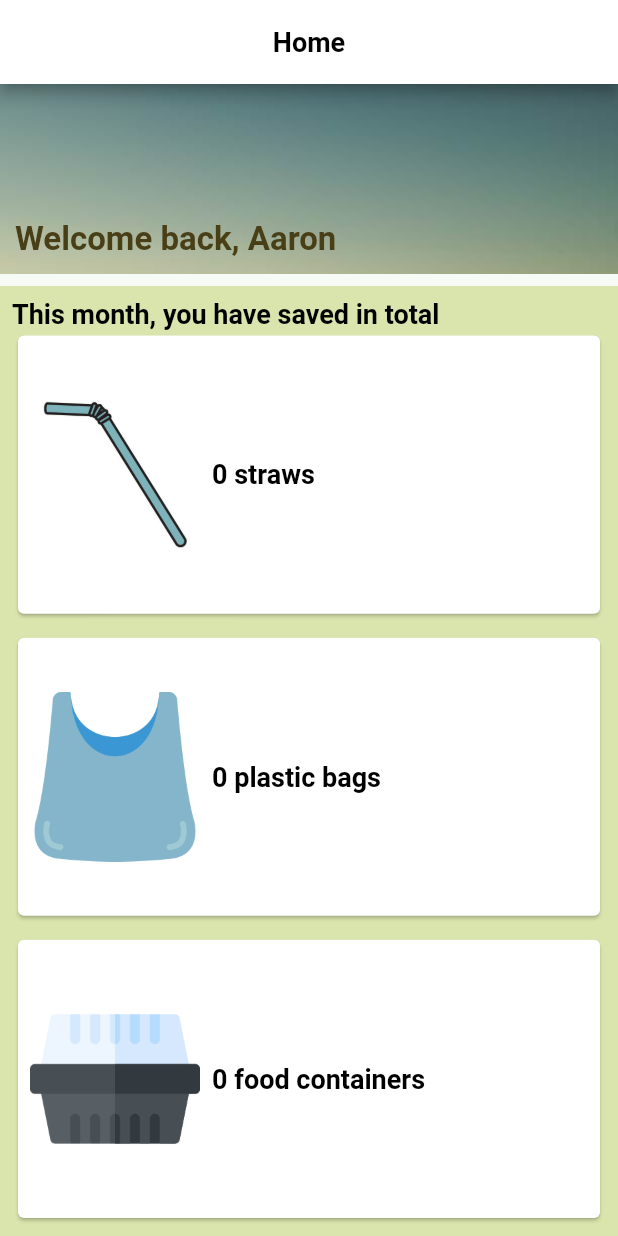
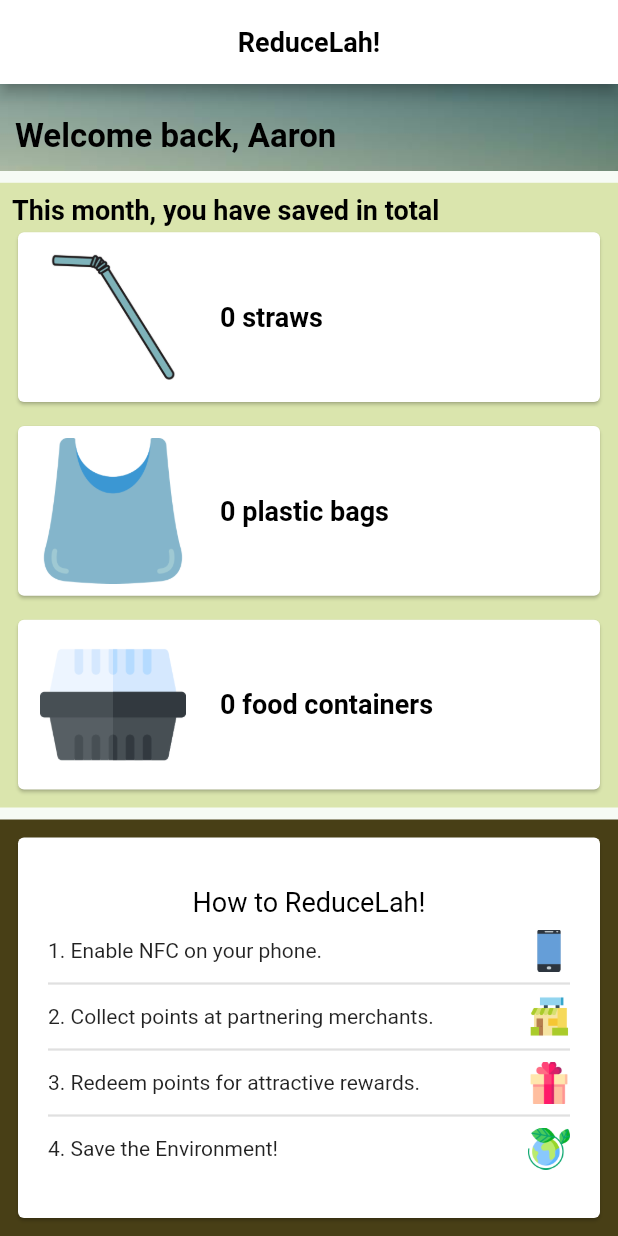
Before and after one commit to daniellimws/ReduceLah, a Flutter app: the DashboardTab screen opened directly, on a phone screen of 412 x 824 dp. Run offline on Flutter 3.47's test engine with Material 2 defaults, Android fonts, the light colour scheme and no system bars; our stand-ins replace cloud_firestore, firebase_auth, flare_flutter, flutter_icons, google_sign_in; missing offline and left inert: esys_flutter_share, nfc_in_flutter; accounts and stored records are empty.

Commit message:
Finish basic layout for dashboard

```diff
--- a/lib/tabs/dashboard_tab.dart
+++ b/lib/tabs/dashboard_tab.dart
@@ -1,3 +1,4 @@
+import 'package:flutter/cupertino.dart';
 import 'package:flutter/material.dart';
 
 const UserName = "Aaron";
@@ -23,7 +24,7 @@ class _DashboardTabState extends State<DashboardTab> {
       backgroundColor: Color(0xFFF6FBF5),
       appBar: AppBar(
         title: Text(
-          'Home',
+          'ReduceLah!',
           style: TextStyle(
               color: Colors.black, fontWeight: FontWeight.bold, fontSize: 18),
         ),
@@ -36,7 +37,7 @@ class _DashboardTabState extends State<DashboardTab> {
           mainAxisSize: MainAxisSize.min,
           children: <Widget>[
             Expanded(
-              flex: 1,
+              flex: 5,
               child: Container(
                 padding: EdgeInsets.all(10.0),
                 alignment: Alignment.bottomLeft,
@@ -46,17 +47,23 @@ class _DashboardTabState extends State<DashboardTab> {
                     fit: BoxFit.cover
                   ),
                 ),
-                child: Text(
-                  "Welcome back, $UserName",
-                  style: TextStyle(
-                      color: Color(0xFF483f16), fontWeight: FontWeight.bold, fontSize: 22
-                  ),
+                child: Row(
+                  mainAxisAlignment: MainAxisAlignment.spaceBetween,
+                  children: <Widget>[
+                    Text(
+                      "Welcome back, $UserName",
+                      style: TextStyle(
+                          color: Colors.black, fontWeight: FontWeight.bold, fontSize: 22
+                      ),
+                    ),
+                    /// add Profile Picture here
+                  ],
                 ),
               ),
             ),
             SizedBox(height: 8.0),
             Expanded(
-              flex: 5,
+              flex: 36,
               child: Container(
                 padding: EdgeInsets.all(8.0),
                 color: Color(0xFFdae5ad),
@@ -82,6 +89,7 @@ class _DashboardTabState extends State<DashboardTab> {
                                   child: Image.asset("assets/icons/straw.jpg"),
                                 ),
                               ),
+                              SizedBox(width: 8.0,),
                               Expanded(
                                 flex: 2,
                                 child: Text(
@@ -109,6 +117,7 @@ class _DashboardTabState extends State<DashboardTab> {
                                   child: Image.asset("assets/icons/bag.png"),
                                 ),
                               ),
+                              SizedBox(width: 8.0,),
                               Expanded(
                                 flex: 2,
                                 child: Text(
@@ -136,6 +145,7 @@ class _DashboardTabState extends State<DashboardTab> {
                                   child: Image.asset("assets/icons/take-away.png"),
                                 ),
                               ),
+                              SizedBox(width: 8.0,),
                               Expanded(
                                 flex: 2,
                                 child: Text(
@@ -152,6 +162,61 @@ class _DashboardTabState extends State<DashboardTab> {
                 ),
               ),
             ),
+            SizedBox(height: 8.0),
+            Expanded(
+              flex: 24,
+              child: Container(
+                padding: EdgeInsets.all(8.0),
+                color: Color(0xFF483f16),
+                constraints: BoxConstraints.expand(),
+                child: Card(
+                  child: Padding(
+                    padding: const EdgeInsets.all(20.0),
+                    child: Column(
+                      crossAxisAlignment: CrossAxisAlignment.stretch,
+                      mainAxisAlignment: MainAxisAlignment.center,
+                      children: <Widget>[
+                        Padding(
+                          padding: const EdgeInsets.fromLTRB(8.0, 0.0, 8.0, 8.0),
+                          child: Center(child: Text("How to ReduceLah!", style: TextStyle(color: Colors.black, fontSize: 18),)),
+                        ),
+                        Row(
+                          mainAxisAlignment: MainAxisAlignment.spaceBetween,
+                          children: <Widget>[
+                            Text("1. Enable NFC on your phone."),
+                            SizedBox(height: 28.0, width: 28.0, child: Image.asset("assets/icons/smartphone.png"),)
+                          ],
+                        ),
+                        Divider(thickness: 1.5,),
+                        Row(
+                          mainAxisAlignment: MainAxisAlignment.spaceBetween,
+                          children: <Widget>[
+                            Text("2. Collect points at partnering merchants."),
+                            SizedBox(height: 28.0, width: 28.0, child: Image.asset("assets/icons/commerce.png"),)
+                          ],
+                        ),
+                        Divider(thickness: 1.5,),
+                        Row(
+                          mainAxisAlignment: MainAxisAlignment.spaceBetween,
+                          children: <Widget>[
+                            Text("3. Redeem points for attractive rewards."),
+                            SizedBox(height: 28.0, width: 28.0, child: Image.asset("assets/icons/gift.png"),)
+                          ],
+                        ),
+                        Divider(thickness: 1.5,),
+                        Row(
+                          mainAxisAlignment: MainAxisAlignment.spaceBetween,
+                          children: <Widget>[
+                            Text("4. Save the Environment!"),
+                            SizedBox(height: 28.0, width: 28.0, child: Image.asset("assets/icons/green.png"),)
+                          ],
+                        )
+                      ],
+                    ),
+                  ),
+                ),
+              ),
+            ),
           ],
         )
       ),
--- a/lib/tabs/rewards_tab.dart
+++ b/lib/tabs/rewards_tab.dart
@@ -27,30 +27,6 @@ class Reward extends StatelessWidget {
 
   @override
   Widget build(BuildContext context) {
-    /*return Card(
-      child: Hero(
-        tag: rewardName,
-        child: Material(
-          child: InkWell(
-            onTap: (){},
-            child: ListTile(
-              contentPadding: EdgeInsets.all(0.0),
-              leading: Container(child: Image.asset(rewardPic, width: 120.0, fit: BoxFit.cover)),
-              title: Text(
-                rewardName,
-                style: TextStyle(color: Colors.black, fontWeight: FontWeight.bold, fontSize: 16),
-              ),
-              subtitle: Text(
-                '$rewardBrand\n$rewardPoints points',
-                style: TextStyle(color: Colors.black, fontSize: 12),
-              ),
-              isThreeLine: true,
-              trailing: Image.asset('assets/icons/medal.png'),
-            ),
-          ),
-        ),
-      ),
-    );*/
     return Card(
       child: Hero(
         tag: rewardName,
```
Also changed, not shown: assets/icons/commerce.png (added), assets/icons/gift.png (added), assets/icons/green.png (added), assets/icons/smartphone.png (added).
